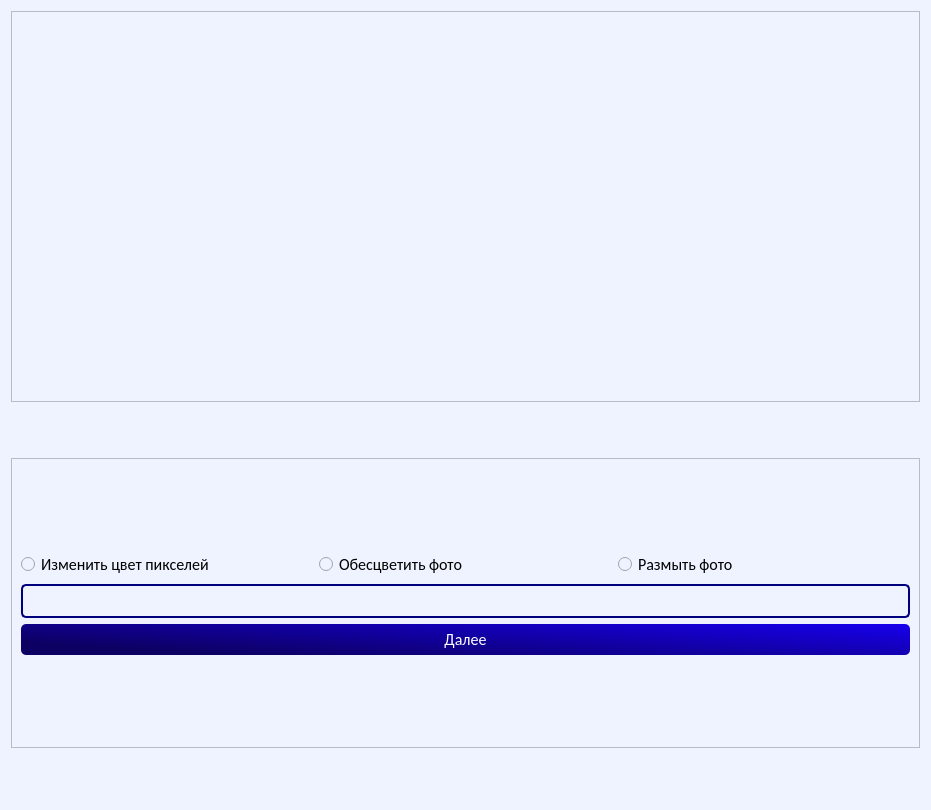
Before: the Qt Designer form ui/main.ui in nais2008/progect_yandex, drawn with Qt 5.
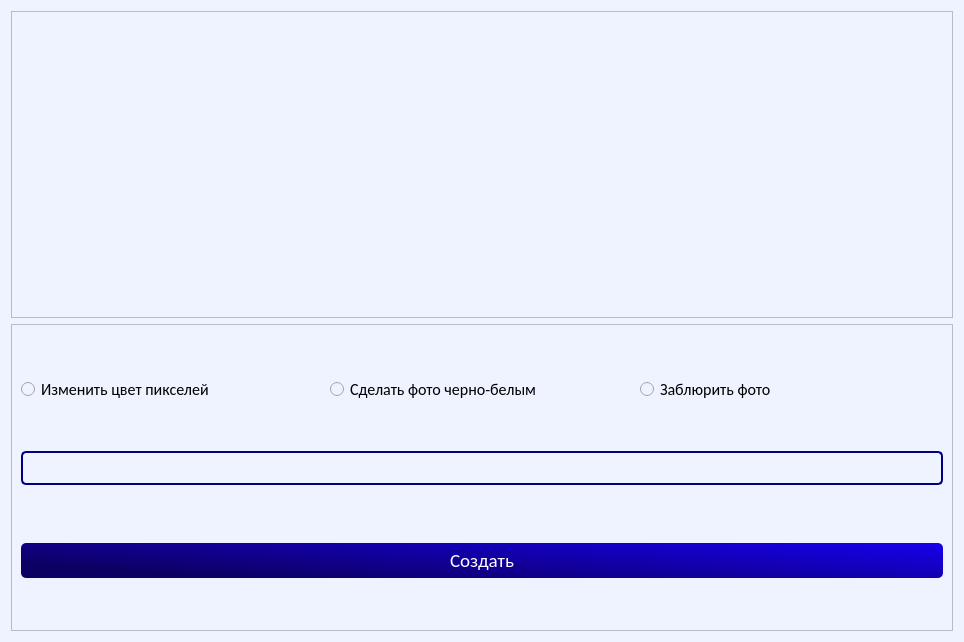
After: the same form once the commit is applied.

Commit message: osh_end

The edit to the form file:
```diff
--- a/ui/main.ui
+++ b/ui/main.ui
@@ -6,8 +6,8 @@
    <rect>
     <x>0</x>
     <y>0</y>
-    <width>927</width>
-    <height>810</height>
+    <width>964</width>
+    <height>642</height>
    </rect>
   </property>
   <property name="windowTitle">
@@ -16,11 +16,35 @@
   <property name="styleSheet">
    <string notr="true">*{
 background-color: rgb(239, 243, 255);
+}
+QLineEdit{
+	margin-bottom:10px;
+	height:20px;
+	border:2px solid rgb(0, 0, 127);
+	border-radius:5px;
+	background-color: rgb(239, 243, 255);
+	font-size:14px;
+	padding:5px;
+}
+
+QPushButton{
+	border-radius:5px;
+	background:qlineargradient(spread:pad, x1:0, y1:0.574, x2:1, y2:0, stop:0 rgba(13, 0, 99, 255), stop:1 rgba(23, 0, 237, 255));
+	padding:5px;
+	color:#fff;
+}
+
+QPushButton:hover{
+	border: 2px solid rgb(0, 170, 255);
+	outline-offset:10px;
 }</string>
   </property>
   <layout class="QVBoxLayout" name="verticalLayout">
    <item>
     <widget class="QFrame" name="frame">
+     <property name="styleSheet">
+      <string notr="true"/>
+     </property>
      <property name="frameShape">
       <enum>QFrame::StyledPanel</enum>
      </property>
@@ -29,68 +53,17 @@
      </property>
     </widget>
    </item>
-   <item alignment="Qt::AlignHCenter|Qt::AlignVCenter">
+   <item>
     <widget class="QFrame" name="frame_2">
-     <property name="minimumSize">
-      <size>
-       <width>909</width>
-       <height>290</height>
-      </size>
-     </property>
-     <property name="maximumSize">
-      <size>
-       <width>909</width>
-       <height>290</height>
-      </size>
-     </property>
      <property name="frameShape">
       <enum>QFrame::StyledPanel</enum>
      </property>
      <property name="frameShadow">
       <enum>QFrame::Raised</enum>
      </property>
-     <layout class="QVBoxLayout" name="verticalLayout_2">
+     <layout class="QHBoxLayout" name="horizontalLayout">
       <item>
        <layout class="QGridLayout" name="gridLayout">
-        <item row="2" column="0" colspan="3">
-         <widget class="QPushButton" name="pushButton">
-          <property name="font">
-           <font>
-            <family>Calibri</family>
-            <pointsize>12</pointsize>
-           </font>
-          </property>
-          <property name="styleSheet">
-           <string notr="true">QPushButton{
-	border-radius:5px;
-	background:qlineargradient(spread:pad, x1:0, y1:0.574, x2:1, y2:0, stop:0 rgba(13, 0, 99, 255), stop:1 rgba(23, 0, 237, 255));
-	padding:5px;
-	color:#fff;
-}
-
-QPushButton:hover{
-	border: 2px solid rgb(0, 170, 255);
-	outline-offset:10px;
-}</string>
-          </property>
-          <property name="text">
-           <string>Далее</string>
-          </property>
-         </widget>
-        </item>
-        <item row="0" column="0">
-         <widget class="QRadioButton" name="radioButton">
-          <property name="font">
-           <font>
-            <family>Calibri</family>
-            <pointsize>12</pointsize>
-           </font>
-          </property>
-          <property name="text">
-           <string>Изменить цвет пикселей</string>
-          </property>
-         </widget>
-        </item>
         <item row="0" column="1">
          <widget class="QRadioButton" name="radioButton_2">
           <property name="font">
@@ -100,10 +73,13 @@
            </font>
           </property>
           <property name="text">
-           <string>Обесцветить фото</string>
+           <string>Сделать фото черно-белым</string>
           </property>
          </widget>
         </item>
+        <item row="1" column="0" colspan="3">
+         <widget class="QLineEdit" name="lineEdit"/>
+        </item>
         <item row="0" column="2">
          <widget class="QRadioButton" name="radioButton_3">
           <property name="font">
@@ -113,21 +89,39 @@
            </font>
           </property>
           <property name="text">
-           <string>Размыть фото</string>
+           <string>Заблюрить фото</string>
           </property>
          </widget>
         </item>
-        <item row="1" column="0" colspan="3">
-         <widget class="QLineEdit" name="lineEdit">
+        <item row="0" column="0">
+         <widget class="QRadioButton" name="radioButton">
+          <property name="font">
+           <font>
+            <family>Calibri</family>
+            <pointsize>12</pointsize>
+           </font>
+          </property>
           <property name="styleSheet">
-           <string notr="true">QLineEdit{
-	height:20px;
-	border:2px solid rgb(0, 0, 127);
-	border-radius:5px;
-	background-color: rgb(239, 243, 255);
-	font-size:14px;
-	padding:5px;
+           <string notr="true">QRadioButton{
+	backgrount-color:#fff;
+	border-radius:1px;
 }</string>
+          </property>
+          <property name="text">
+           <string>Изменить цвет пикселей</string>
+          </property>
+         </widget>
+        </item>
+        <item row="2" column="0" colspan="3">
+         <widget class="QPushButton" name="pushButton">
+          <property name="font">
+           <font>
+            <family>Calibri</family>
+            <pointsize>14</pointsize>
+           </font>
+          </property>
+          <property name="text">
+           <string>Создать</string>
           </property>
          </widget>
         </item>
```
